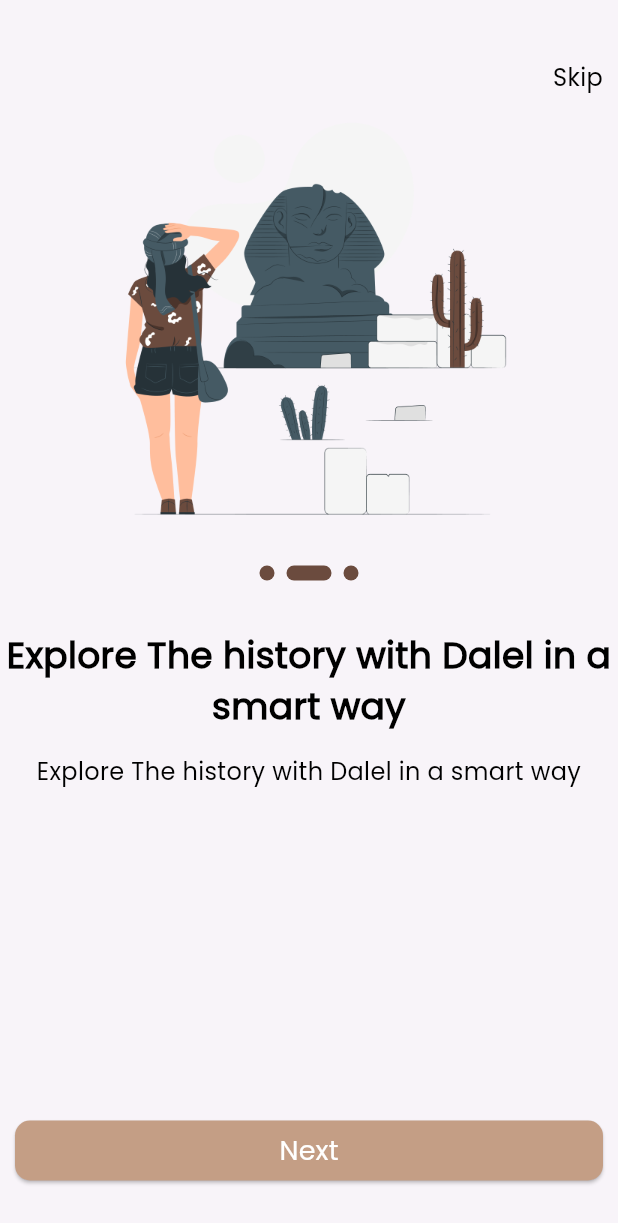
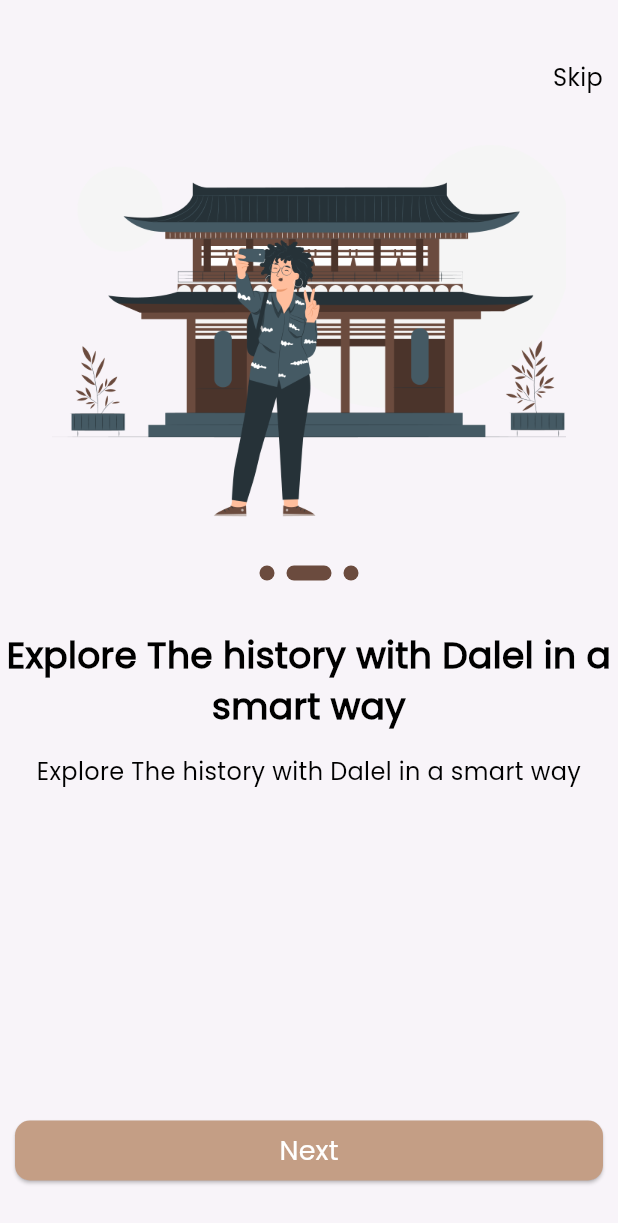
Before and after one commit to KareemElshaar1/dalel1_app, a Flutter app: the screen it shows after launch, swiped to page 2, on a phone screen of 412 x 824 dp. Shown: the top 1223 px of the screen. Run offline on Flutter 3.47's test engine with Material 3 defaults, Android fonts, the phone set to English and light mode, and no system bars; drawn by our look-alikes of smooth_page_indicator; our stand-ins replace go_router.

Commit message:
onboarding done --> kareem elshaar 12/6   create a model

```diff
--- /dev/null
+++ b/lib/features/on_boarding/data/models/on_boarding _model.dart
@@ -0,0 +1,28 @@
+import 'package:dalel_app/core/utils/app_assets.dart';
+
+class OnBoardingModel {
+  final String imagePath;
+  final String title;
+  final String subTitle;
+
+  OnBoardingModel({
+    required this.imagePath,
+    required this.title,
+    required this.subTitle,
+  });
+}
+
+List<OnBoardingModel> onBoardingData = [
+  OnBoardingModel(
+      imagePath: Assets.imagesOnBoarding1,
+      title: "Explore The history with Dalel in a smart way",
+      subTitle: "Explore The history with Dalel in a smart way"),
+  OnBoardingModel(
+      imagePath: Assets.imagesOnBoarding2,
+      title: "Explore The history with Dalel in a smart way",
+      subTitle: "Explore The history with Dalel in a smart way"),
+  OnBoardingModel(
+      imagePath: Assets.imagesOnBoarding,
+      title: "Explore The history with Dalel in a smart way",
+      subTitle: "Explore The history with Dalel in a smart way"),
+];
--- a/lib/features/on_boarding/presentation/views/widgets/onboarding_widget_body.dart
+++ b/lib/features/on_boarding/presentation/views/widgets/onboarding_widget_body.dart
@@ -1,7 +1,7 @@
 import 'package:dalel_app/core/utils/app_text_style.dart';
+import 'package:dalel_app/features/on_boarding/data/models/on_boarding%20_model.dart';
 import 'package:flutter/material.dart';
 
-import '../../../../../core/utils/app_assets.dart';
 import 'custom_smooth_page_widget.dart';
 
 class OnboardingWidgetBody extends StatelessWidget {
@@ -15,17 +15,20 @@ class OnboardingWidgetBody extends StatelessWidget {
       height: 500,
       child: PageView.builder(
         physics: const BouncingScrollPhysics(),
+        // smooth indicator
         controller: _pageController,
-        itemCount: 3,
+
+        itemCount: onBoardingData.length,
         itemBuilder: (context, index) {
           return Column(
             children: [
+              // image
               Container(
                 height: 290,
                 width: 343,
-                decoration: const BoxDecoration(
+                decoration: BoxDecoration(
                     image: DecorationImage(
-                  image: AssetImage(Assets.imagesOnBoarding1),
+                  image: AssetImage(onBoardingData[index].imagePath),
                   fit: BoxFit.fill,
                 )),
               ),
@@ -39,7 +42,7 @@ class OnboardingWidgetBody extends StatelessWidget {
                 height: 32,
               ),
               Text(
-                "Explore The history with Dalel in a smart way",
+                onBoardingData[index].title,
                 style: CustomTextStyles.poppins500style24
                     .copyWith(fontWeight: FontWeight.bold),
                 textAlign: TextAlign.center,
@@ -49,8 +52,8 @@ class OnboardingWidgetBody extends StatelessWidget {
               const SizedBox(
                 height: 16,
               ),
-              const Text(
-                "Explore The history with Dalel in a smart way",
+              Text(
+                onBoardingData[index].subTitle,
                 style: CustomTextStyles.poppins300style16,
                 textAlign: TextAlign.center,
                 maxLines: 2,
```
